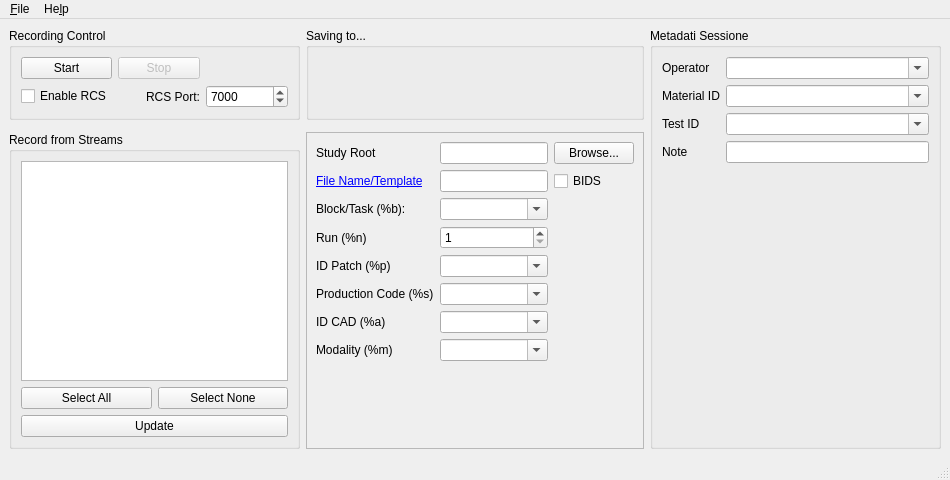
This is src/mainwindow.ui in DavideAdaptronics/App-LabRecorder as Qt 5 draws it before an edit. The edited form follows.
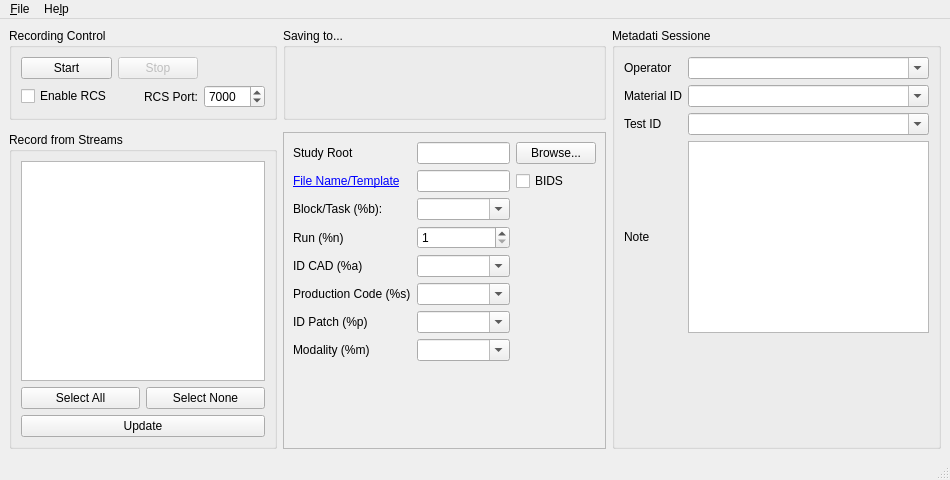
This is the edited form.

Commit message: minor fixes: note grandi, filtro menu a tendina

```diff
--- a/src/mainwindow.ui
+++ b/src/mainwindow.ui
@@ -171,7 +171,8 @@
          </widget>
         </item>
         <!-- [ADAPTRONICS] convertito da QLineEdit a QComboBox editabile per supporto menu a tendina da CSV -->
-        <item row="4" column="1">
+        <!-- [ADAPTRONICS] spostato a row=6: ID CAD deve stare sopra a ID Patch -->
+        <item row="6" column="1">
          <widget class="QComboBox" name="lineEdit_participant">
           <property name="editable">
            <bool>true</bool>
@@ -217,7 +218,8 @@
          </widget>
         </item>
         <!-- [ADAPTRONICS] convertito da QLineEdit a QComboBox editabile per supporto menu a tendina da CSV -->
-        <item row="6" column="1">
+        <!-- [ADAPTRONICS] spostato a row=4: ID CAD deve stare sopra a ID Patch -->
+        <item row="4" column="1">
          <widget class="QComboBox" name="lineEdit_acq">
           <property name="editable">
            <bool>true</bool>
@@ -225,7 +227,8 @@
          </widget>
         </item>
         <!-- [ADAPTRONICS] rinominato da "Participant (%p)" a "ID Patch" per contesto industriale -->
-        <item row="4" column="0">
+        <!-- [ADAPTRONICS] spostato a row=6: ID CAD deve stare sopra a ID Patch -->
+        <item row="6" column="0">
          <widget class="QLabel" name="label_participant">
           <property name="text">
            <string>ID Patch (%p)</string>
@@ -250,7 +253,8 @@
          </widget>
         </item>
         <!-- [ADAPTRONICS] rinominato da "Acq. (%a)" a "ID CAD" per contesto industriale -->
-        <item row="6" column="0">
+        <!-- [ADAPTRONICS] spostato a row=4: ID CAD deve stare sopra a ID Patch -->
+        <item row="4" column="0">
          <widget class="QLabel" name="label_acq">
           <property name="text">
            <string>ID CAD (%a)</string>
@@ -373,7 +377,11 @@
        </widget>
       </item>
       <item row="3" column="1">
-       <widget class="QLineEdit" name="lineEdit_meta_note"/>
+       <widget class="QPlainTextEdit" name="plainTextEdit_meta_note">
+        <property name="minimumSize">
+         <size><width>0</width><height>60</height></size>
+        </property>
+       </widget>
       </item>
       <item row="4" column="0" colspan="2">
        <spacer name="verticalSpacer_metadata">
```
Left out of the diff: 1 changed line with no effect on the pictures. The commit also changes 3 other files.
